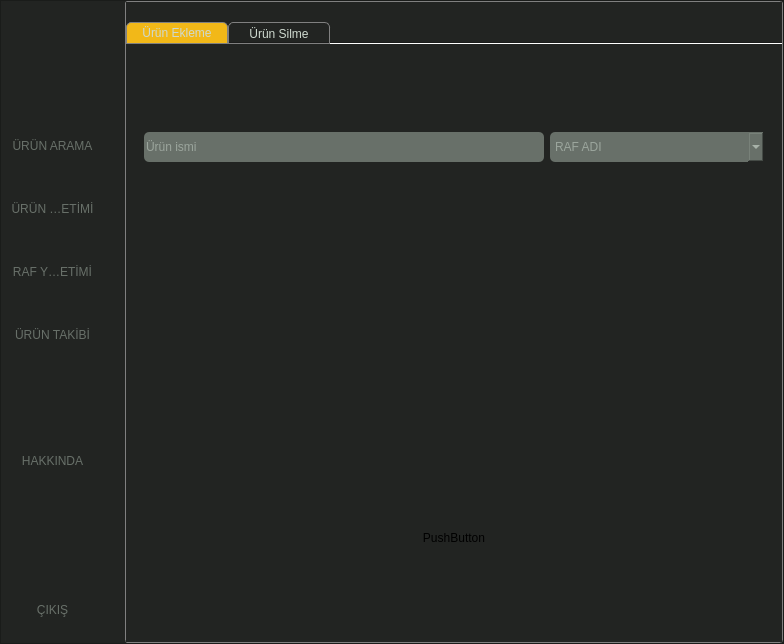
Before: the Qt Designer form ui/vixgon_main.ui in w0nzy/vixgon, drawn with Qt 5.
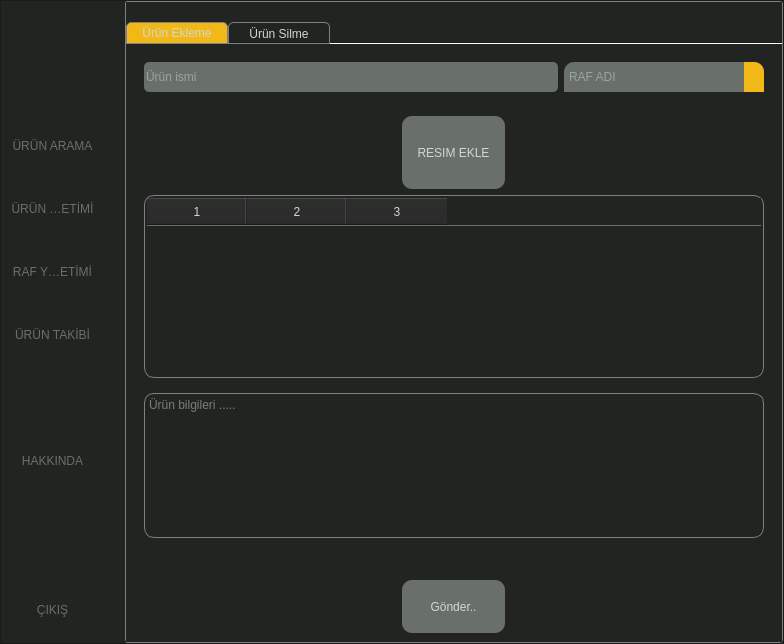
After: the same form once the commit is applied. Icons and pictures are not drawn.

Patch:
```diff
--- a/ui/vixgon_main.ui
+++ b/ui/vixgon_main.ui
@@ -22,12 +22,7 @@
 	background-color: #222422;
 }
 
-QLineEdit {
-	border-radius: 5px;
-	color: #ced9cf;
-	background-color: &quot;yellow&quot;;
-	font: 700 11pt &quot;Candara&quot;;
-}
+
 QLabel {
 	font: 700 11pt &quot;Candara&quot;;
 }
@@ -49,11 +44,7 @@
 }
 
 
-QComboBox {
-	height: 30px;
-	border-radius: 10px;
-    background-color: &quot;red&quot;;
-}
+
 
 QTabBar:tab {
 
@@ -69,6 +60,19 @@
 
 QTabBar::tab:selected {
 	background-color: #f2b818;
+	color: &quot;#bf4392&quot;;
+}
+
+QFileDialog {
+	background-color: none;
+}
+
+
+
+
+QTableWidgetItem {
+	font: 700 11pt &quot;Candara&quot;;
+	color:  #ced9cf;
 }</string>
   </property>
   <property name="iconSize">
@@ -794,6 +798,12 @@
                    <property name="currentIndex">
                     <number>0</number>
                    </property>
+                   <property name="iconSize">
+                    <size>
+                     <width>16</width>
+                     <height>16</height>
+                    </size>
+                   </property>
                    <property name="elideMode">
                     <enum>Qt::TextElideMode::ElideNone</enum>
                    </property>
@@ -804,7 +814,10 @@
                     <bool>false</bool>
                    </property>
                    <property name="movable">
-                    <bool>false</bool>
+                    <bool>true</bool>
+                   </property>
+                   <property name="tabBarAutoHide">
+                    <bool>true</bool>
                    </property>
                    <widget class="QWidget" name="item_add_page">
                     <attribute name="title">
@@ -840,6 +853,12 @@
                        <layout class="QVBoxLayout" name="verticalLayout_17">
                         <item>
                          <widget class="QFrame" name="frame_5">
+                          <property name="maximumSize">
+                           <size>
+                            <width>16777215</width>
+                            <height>100</height>
+                           </size>
+                          </property>
                           <property name="frameShape">
                            <enum>QFrame::Shape::StyledPanel</enum>
                           </property>
@@ -849,12 +868,6 @@
                           <layout class="QHBoxLayout" name="horizontalLayout_5">
                            <item>
                             <widget class="QLineEdit" name="item_name">
-                             <property name="maximumSize">
-                              <size>
-                               <width>400</width>
-                               <height>16777215</height>
-                              </size>
-                             </property>
                              <property name="styleSheet">
                               <string notr="true">QLineEdit#item_name{
 	border-radius: 5px;
@@ -878,14 +891,50 @@
                            </item>
                            <item>
                             <widget class="QComboBox" name="item_shelf_box">
+                             <property name="minimumSize">
+                              <size>
+                               <width>200</width>
+                               <height>0</height>
+                              </size>
+                             </property>
+                             <property name="maximumSize">
+                              <size>
+                               <width>400</width>
+                               <height>16777215</height>
+                              </size>
+                             </property>
                              <property name="styleSheet">
-                              <string notr="true">
-	border-radius: 5px;
-	color: #ced9cf;
-	background-color: #687069;
-
+                              <string notr="true">QComboBox {
+	height: 30px;
+	background-color:  #687069;
 	font: 700 11pt &quot;Candara&quot;;
-</string>
+	color:  #ced9cf;
+	border: 1px solid &quot;gray&quot;;
+	border-top-left-radius: 10px;
+	border-top-right-radius: 10px;
+}
+
+
+QComboBox:drop-down {
+	border: 1px solid &quot;white&quot;;
+	background-image: url(:/main/assets/arrow_down_colorized.png);
+	background-repeat: no-repeat;
+	background-position: right;
+	padding-top: 4px;
+	background-color: &quot;red&quot;;
+	width: 20px;
+	border-top-right-radius: 5px;
+	border-top-right-radius: 10px;
+	background-color: #f2b818;
+	color: &quot;#bf4392&quot;;
+}
+
+ QComboBox QAbstractItemView {
+					background-color: #9b9e91;
+                    border-bottom-right-radius: 10px;
+                    border-bottom-left-radius: 10px;
+                   color:  #ced9cf;
+                  }</string>
                              </property>
                              <property name="placeholderText">
                               <string>RAF ADI</string>
@@ -906,6 +955,162 @@
                           <property name="frameShadow">
                            <enum>QFrame::Shadow::Raised</enum>
                           </property>
+                          <layout class="QVBoxLayout" name="verticalLayout_19">
+                           <item alignment="Qt::AlignmentFlag::AlignHCenter|Qt::AlignmentFlag::AlignTop">
+                            <widget class="QToolButton" name="item_add_btn">
+                             <property name="styleSheet">
+                              <string notr="true">QToolButton {
+	background-color: &quot;gray&quot;;
+	border-radius: 10px;
+	width: 100px;
+	height: 70px;
+	color: #ced9cf;
+	background-color: #687069;
+	
+	font: 700 11pt &quot;Candara&quot;;
+}
+QToolButton:hover {
+color: &quot;#bf4392&quot;;
+background-color: #f2b818;
+}</string>
+                             </property>
+                             <property name="text">
+                              <string>RESIM EKLE</string>
+                             </property>
+                             <property name="icon">
+                              <iconset resource="../res.qrc">
+                               <normaloff>:/main/assets/item_photo_add_colorized.png</normaloff>:/main/assets/item_photo_add_colorized.png</iconset>
+                             </property>
+                             <property name="iconSize">
+                              <size>
+                               <width>32</width>
+                               <height>32</height>
+                              </size>
+                             </property>
+                             <property name="checkable">
+                              <bool>false</bool>
+                             </property>
+                             <property name="toolButtonStyle">
+                              <enum>Qt::ToolButtonStyle::ToolButtonTextUnderIcon</enum>
+                             </property>
+                             <property name="autoRaise">
+                              <bool>false</bool>
+                             </property>
+                            </widget>
+                           </item>
+                           <item>
+                            <widget class="QTableWidget" name="item_photo_list_table_widget">
+                             <property name="sizePolicy">
+                              <sizepolicy hsizetype="Expanding" vsizetype="Preferred">
+                               <horstretch>0</horstretch>
+                               <verstretch>0</verstretch>
+                              </sizepolicy>
+                             </property>
+                             <property name="styleSheet">
+                              <string notr="true">/*
+
+border-radius: 5px;
+	color: #ced9cf;
+	height: 30px;
+	background-color: #687069;
+	
+	font: 700 11pt &quot;Candara&quot;;
+
+*/
+
+QTableWidget {
+
+	border: 1px solid gray;
+	border-radius: 10px;
+}
+
+QHeaderView {
+	margin: 2px;
+	height: 5px;
+	border-bottom: 1px solid  #687069;
+
+	
+	font: 700 11pt &quot;Candara&quot;;
+}
+
+QHeaderView::section {
+	height: 28px;
+	background-color: &quot;transparent&quot;;
+	margin: 2px;
+	color: #ced9cf;
+}
+
+QTableView {
+	font: 700 11pt &quot;Candara&quot;;
+}
+QTableView::item {
+	font: 700 11pt &quot;Candara&quot;;
+	color: #ced9cf;
+	margin: 2px;
+}
+
+QComboBox {
+	font: 700 11pt &quot;Candara&quot;;
+	border: 1px solid #687069;
+	background-color: #f2b818;
+	color: &quot;#bf4392&quot;;
+	border-radius: 10px;
+	border-bottom-left-radius: 1px;
+    border-bottom-right-radius: 1px;
+}
+
+QComboBox:drop-down {
+	border-left: 1px solid &quot;white&quot;;
+	border-bottom-right-radius: 4px;
+	border-top-right-radius: 4px;
+}
+
+
+                  
+</string>
+                             </property>
+                             <property name="editTriggers">
+                              <set>QAbstractItemView::EditTrigger::NoEditTriggers</set>
+                             </property>
+                             <property name="selectionMode">
+                              <enum>QAbstractItemView::SelectionMode::NoSelection</enum>
+                             </property>
+                             <property name="selectionBehavior">
+                              <enum>QAbstractItemView::SelectionBehavior::SelectItems</enum>
+                             </property>
+                             <property name="showGrid">
+                              <bool>true</bool>
+                             </property>
+                             <property name="gridStyle">
+                              <enum>Qt::PenStyle::DashDotLine</enum>
+                             </property>
+                             <property name="sortingEnabled">
+                              <bool>false</bool>
+                             </property>
+                             <property name="cornerButtonEnabled">
+                              <bool>false</bool>
+                             </property>
+                             <property name="columnCount">
+                              <number>3</number>
+                             </property>
+                             <attribute name="horizontalHeaderVisible">
+                              <bool>true</bool>
+                             </attribute>
+                             <attribute name="horizontalHeaderMinimumSectionSize">
+                              <number>26</number>
+                             </attribute>
+                             <attribute name="horizontalHeaderStretchLastSection">
+                              <bool>false</bool>
+                             </attribute>
+                             <attribute name="verticalHeaderStretchLastSection">
+                              <bool>false</bool>
+                             </attribute>
+                             <column/>
+                             <column/>
+                             <column/>
+                            </widget>
+                           </item>
+                          </layout>
                          </widget>
                         </item>
                         <item>
@@ -917,10 +1122,83 @@
                            <enum>QFrame::Shadow::Raised</enum>
                           </property>
                           <layout class="QVBoxLayout" name="verticalLayout_18">
+                           <property name="topMargin">
+                            <number>0</number>
+                           </property>
+                           <property name="bottomMargin">
+                            <number>0</number>
+                           </property>
                            <item>
-                            <widget class="QPushButton" name="pushButton">
+                            <widget class="QTextEdit" name="textEdit">
+                             <property name="sizePolicy">
+                              <sizepolicy hsizetype="Preferred" vsizetype="Preferred">
+                               <horstretch>0</horstretch>
+                               <verstretch>0</verstretch>
+                              </sizepolicy>
+                             </property>
+                             <property name="maximumSize">
+                              <size>
+                               <width>16777215</width>
+                               <height>150</height>
+                              </size>
+                             </property>
+                             <property name="styleSheet">
+                              <string notr="true">color: #ced9cf;
+border: 1px solid gray;
+border-radius: 10px;
+font: 700 11pt &quot;Candara&quot;;</string>
+                             </property>
+                             <property name="placeholderText">
+                              <string>Ürün bilgileri .....</string>
+                             </property>
+                            </widget>
+                           </item>
+                           <item>
+                            <spacer name="verticalSpacer_2">
+                             <property name="orientation">
+                              <enum>Qt::Orientation::Vertical</enum>
+                             </property>
+                             <property name="sizeHint" stdset="0">
+                              <size>
+                               <width>20</width>
+                               <height>40</height>
+                              </size>
+                             </property>
+                            </spacer>
+                           </item>
+                           <item alignment="Qt::AlignmentFlag::AlignHCenter">
+                            <widget class="QToolButton" name="toolButton_2">
+                             <property name="styleSheet">
+                              <string notr="true">QToolButton {
+	background-color: &quot;gray&quot;;
+	border-radius: 10px;
+	width: 100px;
+	height: 50px;
+	color: #ced9cf;
+	background-color: #687069;
+	
+	font: 700 11pt &quot;Candara&quot;;
+}
+QToolButton:hover {
+color: &quot;#bf4392&quot;;
+background-color: #f2b818;
+}</string>
+                             </property>
                              <property name="text">
-                              <string>PushButton</string>
+                              <string>Gönder..</string>
+                             </property>
+                             <property name="icon">
+                              <iconset resource="../res.qrc">
+                               <normaloff>:/main/assets/item_send_colorized.png</normaloff>:/main/assets/item_send_colorized.png</iconset>
+                             </property>
+                             <property name="iconSize">
+                              <size>
+                               <width>32</width>
+                               <height>32</height>
+                              </size>
+                             </property>
+                             <property name="toolButtonStyle">
+                              <enum>Qt::ToolButtonStyle::ToolButtonTextUnderIcon</enum>
                              </property>
                             </widget>
                            </item>
```
Left out of the diff: 4 changed lines with no effect on the pictures.
